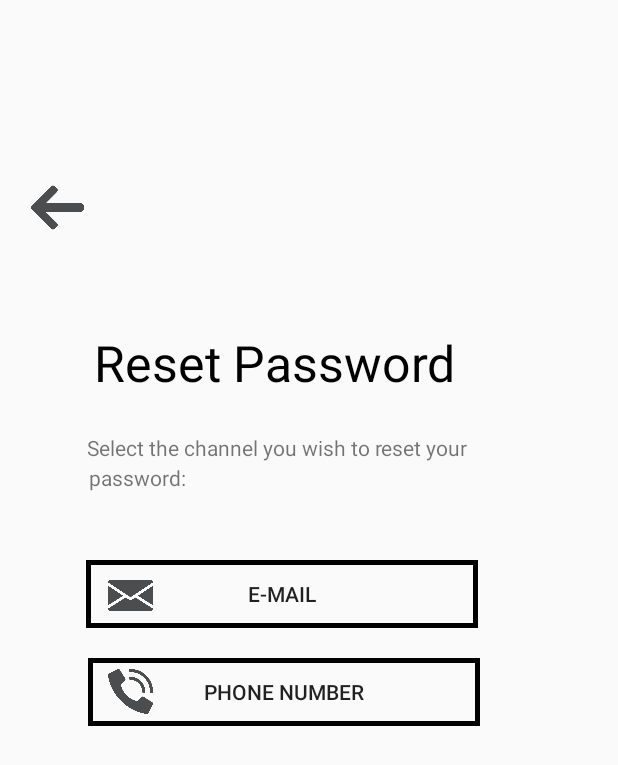
After one commit to Wilson-Tiquia/GroceryApp, an Android app: the ResetPasswordChannel screen opened directly, with no data from a screen before it, on a phone screen of 412 x 824 dp. The commit adds this screen. Shown: the top 765 px of the screen. Run offline under Robolectric (Android 15) with nearby library versions, the phone set to English and light mode, and no system bars.

Commit message:
Resend Channels

```diff
--- a/app/src/main/AndroidManifest.xml
+++ b/app/src/main/AndroidManifest.xml
@@ -11,7 +11,9 @@
         android:roundIcon="@mipmap/ic_launcher_round"
         android:supportsRtl="true"
         android:theme="@style/Theme.GroceryApp.NoActionBar">
-        <activity android:name=".VerifyPassword"></activity>
+        <activity android:name=".ResetPasswordChannel"></activity>
+        <activity android:name=".ResetPassword" />
+        <activity android:name=".VerifyPassword" />
         <activity android:name=".AccountDetails" />
         <activity android:name=".Settings" />
         <activity android:name=".EmailVerification" />
--- a/app/src/main/java/com/example/groceryapp/MainActivity.java
+++ b/app/src/main/java/com/example/groceryapp/MainActivity.java
@@ -15,7 +15,7 @@
         setContentView(R.layout.activity_main);
 
         new Handler().postDelayed(() -> {
-            Intent homeIntent = new Intent(MainActivity.this, AccountDetails.class);
+            Intent homeIntent = new Intent(MainActivity.this, VerifyPassword.class);
             startActivity(homeIntent);
             finish();
         }, splashTime);
--- /dev/null
+++ b/app/src/main/java/com/example/groceryapp/ResetPasswordChannel.java
@@ -0,0 +1,14 @@
+package com.example.groceryapp;
+
+import androidx.appcompat.app.AppCompatActivity;
+
+import android.os.Bundle;
+
+public class ResetPasswordChannel extends AppCompatActivity {
+
+    @Override
+    protected void onCreate(Bundle savedInstanceState) {
+        super.onCreate(savedInstanceState);
+        setContentView(R.layout.activity_reset_password_channel);
+    }
+}
--- /dev/null
+++ b/app/src/main/res/layout/activity_reset_password_channel.xml
@@ -0,0 +1,95 @@
+<?xml version="1.0" encoding="utf-8"?>
+<androidx.constraintlayout.widget.ConstraintLayout xmlns:android="http://schemas.android.com/apk/res/android"
+    xmlns:app="http://schemas.android.com/apk/res-auto"
+    xmlns:tools="http://schemas.android.com/tools"
+    android:layout_width="match_parent"
+    android:layout_height="match_parent"
+    tools:context=".ResetPasswordChannel">
+
+    <Button
+        android:id="@+id/phone_reset_button"
+        android:layout_width="261dp"
+        android:layout_height="45dp"
+        android:layout_marginEnd="92dp"
+        android:layout_marginBottom="340dp"
+        android:background="@drawable/rectangle"
+        android:text="@string/phone_number"
+        app:layout_constraintBottom_toBottomOf="parent"
+        app:layout_constraintEnd_toEndOf="parent" />
+
+    <TextView
+        android:id="@+id/subtext"
+        android:layout_width="wrap_content"
+        android:layout_height="wrap_content"
+        android:layout_marginEnd="100dp"
+        android:layout_marginBottom="516dp"
+        android:text="@string/select_channel"
+        app:layout_constraintBottom_toBottomOf="parent"
+        app:layout_constraintEnd_toEndOf="parent" />
+
+    <TextView
+        android:id="@+id/subtext2"
+        android:layout_width="wrap_content"
+        android:layout_height="wrap_content"
+        android:layout_marginEnd="288dp"
+        android:layout_marginBottom="496dp"
+        android:text="@string/select_channel2"
+        app:layout_constraintBottom_toBottomOf="parent"
+        app:layout_constraintEnd_toEndOf="parent" />
+
+    <TextView
+        android:id="@+id/reset_password_text"
+        android:layout_width="wrap_content"
+        android:layout_height="wrap_content"
+        android:layout_marginEnd="108dp"
+        android:layout_marginBottom="560dp"
+        android:text="@string/reset_password"
+        android:textColor="@color/black"
+        android:textSize="15pt"
+        app:layout_constraintBottom_toBottomOf="parent"
+        app:layout_constraintEnd_toEndOf="parent" />
+
+    <ImageView
+        android:id="@+id/go_back_button"
+        android:layout_width="59dp"
+        android:layout_height="35dp"
+        android:layout_marginEnd="344dp"
+        android:layout_marginBottom="668dp"
+        android:contentDescription="@string/back"
+        app:layout_constraintBottom_toBottomOf="parent"
+        app:layout_constraintEnd_toEndOf="parent"
+        app:srcCompat="@drawable/left_arrow" />
+
+    <Button
+        android:id="@+id/email_reset_button"
+        android:layout_width="261dp"
+        android:layout_height="45dp"
+        android:background="@drawable/rectangle"
+        android:layout_marginEnd="93dp"
+        android:layout_marginBottom="405dp"
+        android:text="@string/email_address"
+        app:layout_constraintBottom_toBottomOf="parent"
+        app:layout_constraintEnd_toEndOf="parent" />
+
+    <ImageView
+        android:id="@+id/imageView"
+        android:layout_width="34dp"
+        android:layout_height="30dp"
+        android:layout_marginEnd="308dp"
+        android:layout_marginBottom="412dp"
+        app:layout_constraintBottom_toBottomOf="parent"
+        app:layout_constraintEnd_toEndOf="parent"
+        app:srcCompat="@drawable/email"
+        android:contentDescription="@string/emailpicture"/>
+
+    <ImageView
+        android:id="@+id/imageView2"
+        android:layout_width="34dp"
+        android:layout_height="30dp"
+        android:layout_marginEnd="308dp"
+        android:layout_marginBottom="348dp"
+        app:layout_constraintBottom_toBottomOf="parent"
+        app:layout_constraintEnd_toEndOf="parent"
+        app:srcCompat="@drawable/phone_call"
+        android:contentDescription="@string/phone_number"/>
+</androidx.constraintlayout.widget.ConstraintLayout>
--- a/app/src/main/res/values/strings.xml
+++ b/app/src/main/res/values/strings.xml
@@ -58,7 +58,6 @@
     <string name="terms_and_conditions"> Terms And Conditions</string>
 
 
-
     <!-- VERIFY PASSWORD PAGE !-->
     <string name="verify_password">  Verify Password </string>
     <string name="verify_password_subtext"> Keep your account safe, please verify your </string>
@@ -67,4 +66,13 @@
     <string name="current_password"> Current Password</string>
     <string name="continue_password"> Continue </string>
     <string name="forgot_password_settings"> <u> Forgot Password?</u> </string>
+    <string name="reset_password"> Reset Password</string>
+    <string name="new_password"> New Password</string>
+    <string name="confirm_password"> Confirm Password</string>
+
+
+    <!-- RESET PASSWORD !-->
+
+    <string name="select_channel"> Select the channel you wish to reset your </string>
+    <string name="select_channel2"> password: </string>
 </resources>
```
Also changed, not shown: app/src/main/java/com/example/groceryapp/ResetPassword.java (added, +14 -0 lines), app/src/main/res/layout/activity_reset_password.xml (added, +69 -0 lines), app/src/main/res/drawable/phone_call.png (added).
